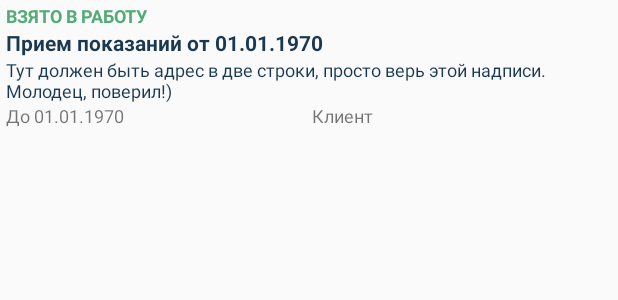
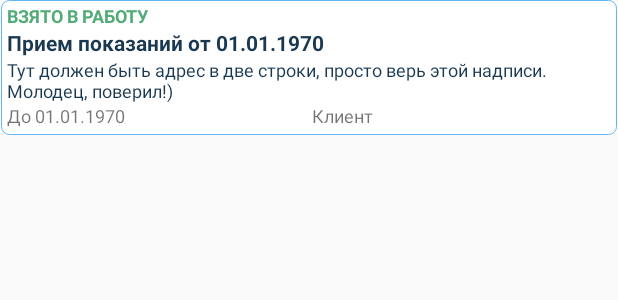
Before and after one commit to qavan/vi_db, an Android app: the layout list_item.xml on its own in the app's theme, with its tools: preview values and no code run, on a phone screen of 412 x 824 dp. Shown: the top 300 px of the screen. Run offline under Robolectric (Android 15) with nearby library versions, the phone set to English and light mode, and no system bars; Roboto replaces fonts that are not available here.

Commit message:
pre design

```diff
--- a/app/src/main/java/com/qavan/vi_db/MainActivity.java
+++ b/app/src/main/java/com/qavan/vi_db/MainActivity.java
@@ -70,8 +70,6 @@ public class MainActivity extends Activity implements ToggleButton.OnClickListen
 
     public Task createNewTask() {
         String STATUS_0 = "Взято в работу";
-        String STATUS_1 = "Ожидает";
-        String STATUS_2 = "Провалена";
         String TITLE = "Прием показаний от 00.00.0000 00:00";
         String ADDRESS = "Адрес задания в\n2 строки";
         String DATE = "Дата по 00.00.000";
--- a/app/src/main/res/drawable/button_shape.xml
+++ /dev/null
@@ -1,5 +0,0 @@
-<shape xmlns:android="http://schemas.android.com/apk/res/android"
-    android:shape="rectangle">
-    <solid android:color="#2B78BF" />
-    <corners android:radius="10dp" />
-</shape>
--- /dev/null
+++ b/app/src/main/res/drawable/item_shape.xml
@@ -0,0 +1,8 @@
+<shape xmlns:android="http://schemas.android.com/apk/res/android"
+    android:shape="rectangle">
+    <solid android:color="@android:color/white" />
+    <corners android:radius="5dp" />
+    <stroke
+        android:width="0.2dp"
+        android:color="#64B5F6" />
+</shape>
--- a/app/src/main/res/layout/activity_route.xml
+++ b/app/src/main/res/layout/activity_route.xml
@@ -1,5 +1,6 @@
 <?xml version="1.0" encoding="utf-8"?>
 <LinearLayout xmlns:android="http://schemas.android.com/apk/res/android"
+    xmlns:app="http://schemas.android.com/apk/res-auto"
     xmlns:tools="http://schemas.android.com/tools"
     android:id="@+id/routeLinearLayout"
     android:layout_width="match_parent"
@@ -61,7 +62,7 @@
         android:layout_width="match_parent"
         android:layout_height="match_parent"
         android:background="@color/colorWhite"
-        tools:itemCount="1"
+        tools:itemCount="3"
         tools:listitem="@layout/list_item" />
 
 </LinearLayout>
--- a/app/src/main/res/layout/list_item.xml
+++ b/app/src/main/res/layout/list_item.xml
@@ -3,6 +3,10 @@
     android:id="@+id/idListItem"
     android:layout_width="match_parent"
     android:layout_height="90dp"
+    android:layout_marginBottom="0.2dp"
+    android:layout_marginStart="0.7dp"
+    android:layout_marginEnd="0.7dp"
+    android:background="@drawable/item_shape"
     android:orientation="vertical"
     android:paddingStart="4dp"
     android:paddingEnd="0dp">
```
